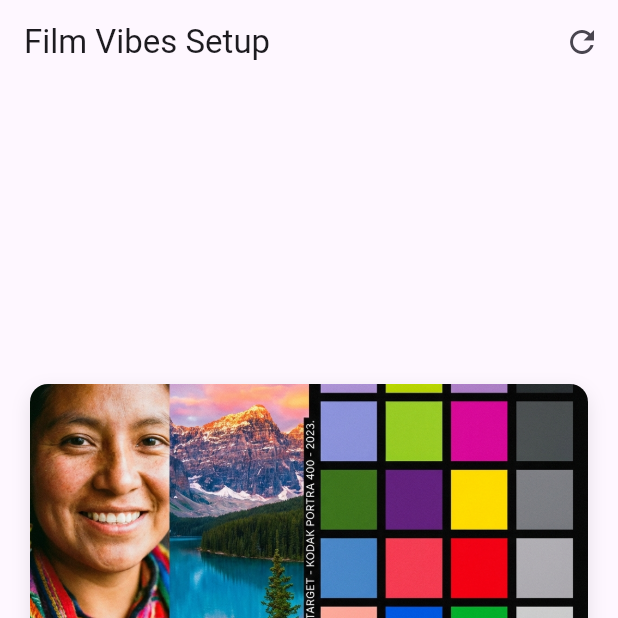
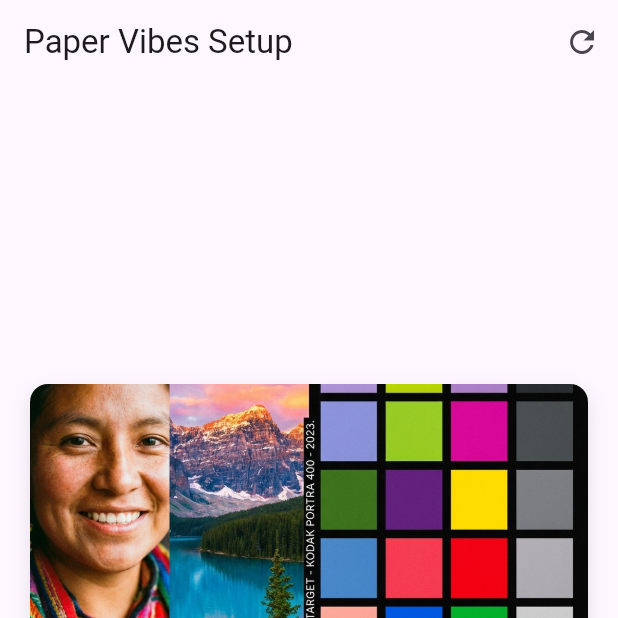
Before and after one commit to rooshimadethis/film_vibes, a Flutter app: the screen it shows after launch, on a phone screen of 412 x 824 dp, the top half of it. Run offline on Flutter 3.47's test engine with Material 3 defaults, Android fonts, the phone set to English and light mode, and no system bars.

Commit message:
feat: rebrand application from Film Vibes to Paper Vibes, updating names, descriptions, and related assets.

```diff
--- a/generate_noise.dart
+++ b/generate_noise.dart
@@ -16,6 +16,6 @@ void main() {
   }
 
   final png = img.encodePng(image);
-  File('assets/film_grain.png').writeAsBytesSync(png);
-  stdout.writeln('Generated assets/film_grain.png');
+  File('assets/paper_noise.png').writeAsBytesSync(png);
+  stdout.writeln('Generated assets/paper_noise.png');
 }
--- a/lib/main.dart
+++ b/lib/main.dart
@@ -21,7 +21,7 @@ class MyApp extends StatefulWidget {
 }
 
 class _MyAppState extends State<MyApp> with WidgetsBindingObserver {
-  static const platform = MethodChannel('film_vibes/overlay');
+  static const platform = MethodChannel('paper_vibes/overlay');
   bool _isOverlayGranted = false;
   bool _isBatteryOptimizationDisabled = false;
   bool _isOverlayRunning = false;
@@ -155,9 +155,10 @@ class _MyAppState extends State<MyApp> with WidgetsBindingObserver {
   @override
   Widget build(BuildContext context) {
     return MaterialApp(
+      title: 'Paper Vibes',
       home: Scaffold(
         appBar: AppBar(
-          title: const Text('Film Vibes Setup'),
+          title: const Text('Paper Vibes Setup'),
           actions: [
             IconButton(
               onPressed: _checkPermissions,
@@ -229,7 +230,7 @@ class _MyAppState extends State<MyApp> with WidgetsBindingObserver {
               if (_isOverlayGranted) ...[
                 ElevatedButton(
                   onPressed: _isOverlayRunning ? null : _startOverlay,
-                  child: const Text('Start Film Overlay'),
+                  child: const Text('Start Paper Overlay'),
                 ),
                 const SizedBox(height: 10),
                 ElevatedButton(
--- a/lib/overlay_main.dart
+++ b/lib/overlay_main.dart
@@ -46,7 +46,7 @@ class OverlayApp extends StatefulWidget {
 
 class _OverlayAppState extends State<OverlayApp> {
   final OverlaySettings _settings = OverlaySettings();
-  static const MethodChannel platform = MethodChannel('film_vibes/overlay_control');
+  static const MethodChannel platform = MethodChannel('paper_vibes/overlay_control');
 
   @override
   void initState() {
@@ -98,6 +98,7 @@ class _OverlayAppState extends State<OverlayApp> {
   @override
   Widget build(BuildContext context) {
     return MaterialApp(
+      title: 'Paper Vibes Overlay',
       debugShowCheckedModeBanner: false,
       home: Material(
         type: MaterialType.transparency,
--- a/pubspec.yaml
+++ b/pubspec.yaml
@@ -1,5 +1,5 @@
-name: film_vibes
-description: "A new Flutter project."
+name: paper_vibes
+description: "A Flutter application that brings a warm, analog paper-like aesthetic to your entire Android experience."
 # The following line prevents the package from being accidentally published to
 # pub.dev using `flutter pub publish`. This is preferred for private packages.
 publish_to: 'none' # Remove this line if you wish to publish to pub.dev
```
Also changed, not shown: 10 other files.
